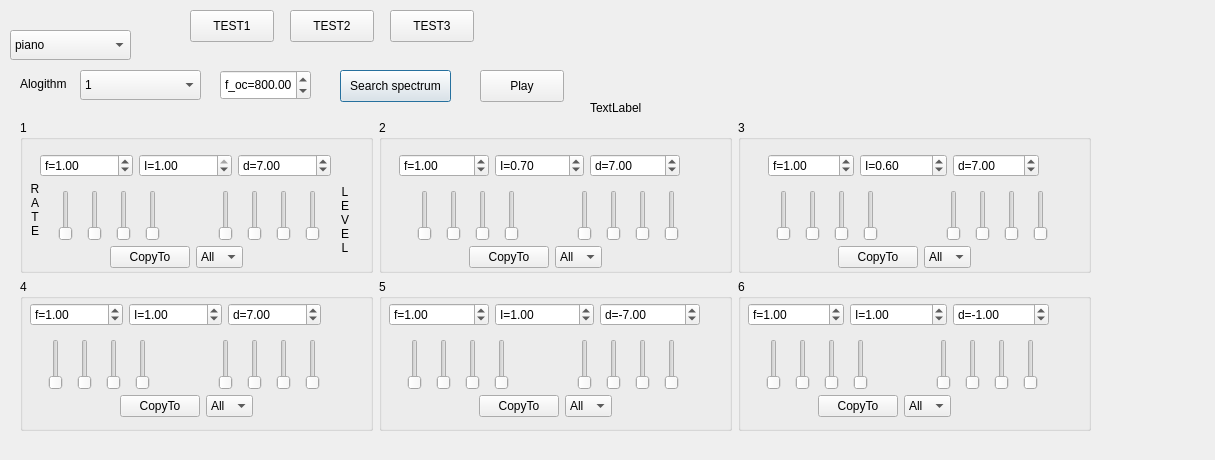
Old version of the form FM/fm_dialog.ui in the repository Warchild33/FormantSynth.
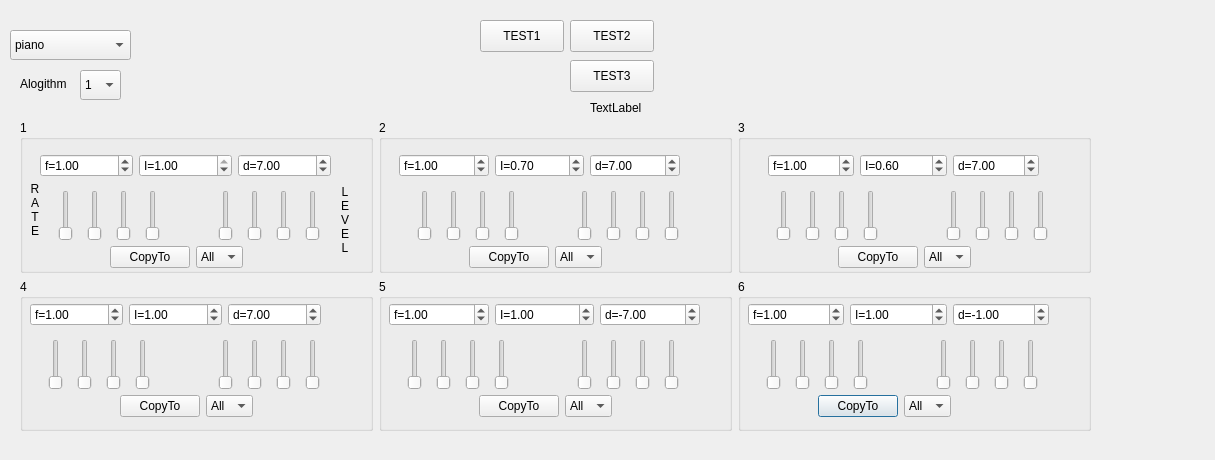
New version of the form. Custom widgets are drawn as their Qt base class.

```diff
--- a/FM/fm_dialog.ui
+++ b/FM/fm_dialog.ui
@@ -33,7 +33,7 @@
     <rect>
      <x>80</x>
      <y>70</y>
-     <width>121</width>
+     <width>41</width>
      <height>30</height>
     </rect>
    </property>
@@ -211,51 +211,6 @@
     <string>Alogithm</string>
    </property>
   </widget>
-  <widget class="QPushButton" name="pushButton">
-   <property name="geometry">
-    <rect>
-     <x>340</x>
-     <y>70</y>
-     <width>111</width>
-     <height>32</height>
-    </rect>
-   </property>
-   <property name="text">
-    <string>Search spectrum</string>
-   </property>
-  </widget>
-  <widget class="QPushButton" name="pushButton_2">
-   <property name="geometry">
-    <rect>
-     <x>480</x>
-     <y>70</y>
-     <width>84</width>
-     <height>32</height>
-    </rect>
-   </property>
-   <property name="text">
-    <string>Play</string>
-   </property>
-  </widget>
-  <widget class="QDoubleSpinBox" name="doubleSpinBox_13">
-   <property name="geometry">
-    <rect>
-     <x>220</x>
-     <y>70</y>
-     <width>91</width>
-     <height>30</height>
-    </rect>
-   </property>
-   <property name="prefix">
-    <string>f_oc=</string>
-   </property>
-   <property name="maximum">
-    <double>10000.000000000000000</double>
-   </property>
-   <property name="value">
-    <double>800.000000000000000</double>
-   </property>
-  </widget>
   <widget class="QWidget" name="layoutWidget">
    <property name="geometry">
     <rect>
@@ -1513,8 +1468,8 @@
   <widget class="QPushButton" name="test1">
    <property name="geometry">
     <rect>
-     <x>190</x>
-     <y>10</y>
+     <x>480</x>
+     <y>20</y>
      <width>84</width>
      <height>32</height>
     </rect>
@@ -1526,8 +1481,8 @@
   <widget class="QPushButton" name="test2">
    <property name="geometry">
     <rect>
-     <x>290</x>
-     <y>10</y>
+     <x>570</x>
+     <y>20</y>
      <width>84</width>
      <height>32</height>
     </rect>
@@ -1539,8 +1494,8 @@
   <widget class="QPushButton" name="pushButton_3">
    <property name="geometry">
     <rect>
-     <x>390</x>
-     <y>10</y>
+     <x>570</x>
+     <y>60</y>
      <width>84</width>
      <height>32</height>
     </rect>
@@ -1562,7 +1517,25 @@
     <string>TextLabel</string>
    </property>
   </widget>
+  <widget class="SvgWidget" name="algosvg" native="true">
+   <property name="geometry">
+    <rect>
+     <x>149</x>
+     <y>9</y>
+     <width>291</width>
+     <height>101</height>
+    </rect>
+   </property>
+  </widget>
  </widget>
+ <customwidgets>
+  <customwidget>
+   <class>SvgWidget</class>
+   <extends>QWidget</extends>
+   <header>svgwidget.h</header>
+   <container>1</container>
+  </customwidget>
+ </customwidgets>
  <resources/>
  <connections/>
 </ui>
```
